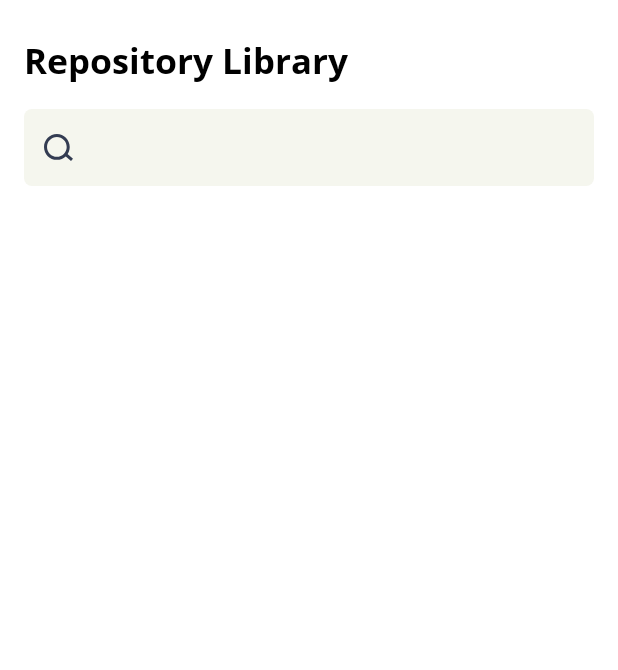
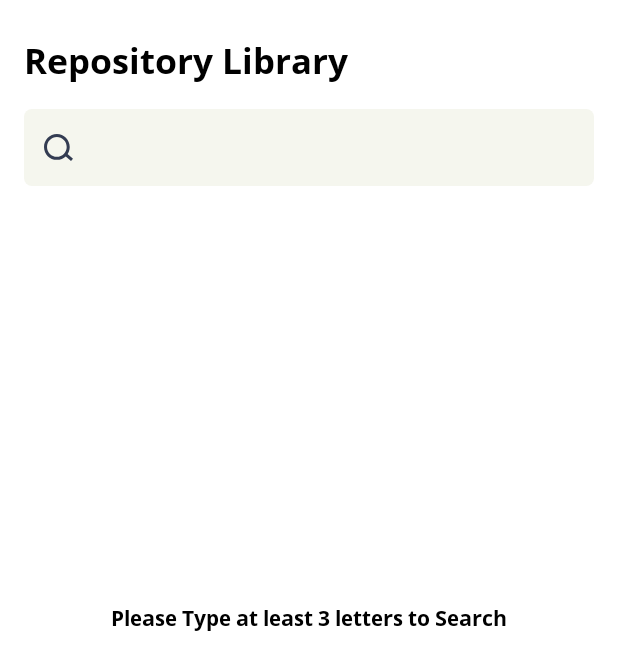
Before and after one commit to qasimrider/github-search, an Android app: the screen it shows after launch (MainActivity), on a phone screen of 412 x 824 dp. Shown: the top 670 px of the screen. Run offline under Robolectric (Android 15) with nearby library versions, the phone set to English and light mode, and no system bars; our stand-ins replace data binding; 6 statements that could not run were skipped.

Commit message:
1.Hint search message added on main screeen

```diff
--- a/featureGithubSearch/src/main/java/com/dawn/featuregithubsearch/ui/GitHubReposListFragment.kt
+++ b/featureGithubSearch/src/main/java/com/dawn/featuregithubsearch/ui/GitHubReposListFragment.kt
@@ -101,6 +101,7 @@ class GitHubReposListFragment : BaseFragment<GithubIntent, GitHubAction, GitHubS
                 showProgress(state is GitHubState.Loading, state is GitHubState.Loading)
                 when (state) {
                     is GitHubState.ResultSearch -> {
+                        viewBinding.typeSearchMessage.gone()
                         adapter.submitList(state.repoList)
                     }
                     is GitHubState.Error -> handleFailure(state.error)
--- a/featureGithubSearch/src/main/java/com/dawn/featuregithubsearch/viewModel/GitHubReposListViewModel.kt
+++ b/featureGithubSearch/src/main/java/com/dawn/featuregithubsearch/viewModel/GitHubReposListViewModel.kt
@@ -26,7 +26,6 @@ class GitHubReposListViewModel(private val getGitHubRepoUsecase: GetGitHubRepoUs
         getGitHubRepoUsecase(viewModelScope, params) { response ->
             mState.postValue(response.reduce(_reposList))
 
-
         }
     }
     //endregion
--- a/featureGithubSearch/src/main/res/layout/git_hub_repos_list_fragment.xml
+++ b/featureGithubSearch/src/main/res/layout/git_hub_repos_list_fragment.xml
@@ -70,6 +70,22 @@
             app:showVerticalList="@{adapter}"
             tools:listitem="@layout/repos_item" />
 
+        <TextView
+            android:id="@+id/typeSearchMessage"
+            android:layout_width="match_parent"
+            android:layout_height="wrap_content"
+            android:layout_marginStart="24dp"
+            android:layout_marginEnd="24dp"
+            android:gravity="center"
+            android:textSize="14sp"
+            android:textColor="@color/black"
+            android:fontFamily="@font/open_sans_bold"
+            android:text="Please Type at least 3 letters to Search"
+            app:layout_constraintBottom_toBottomOf="parent"
+            app:layout_constraintEnd_toEndOf="parent"
+            app:layout_constraintStart_toStartOf="parent"
+            app:layout_constraintTop_toTopOf="parent" />
+
         <ProgressBar
             android:id="@+id/progressBar"
             android:layout_width="wrap_content"
```
